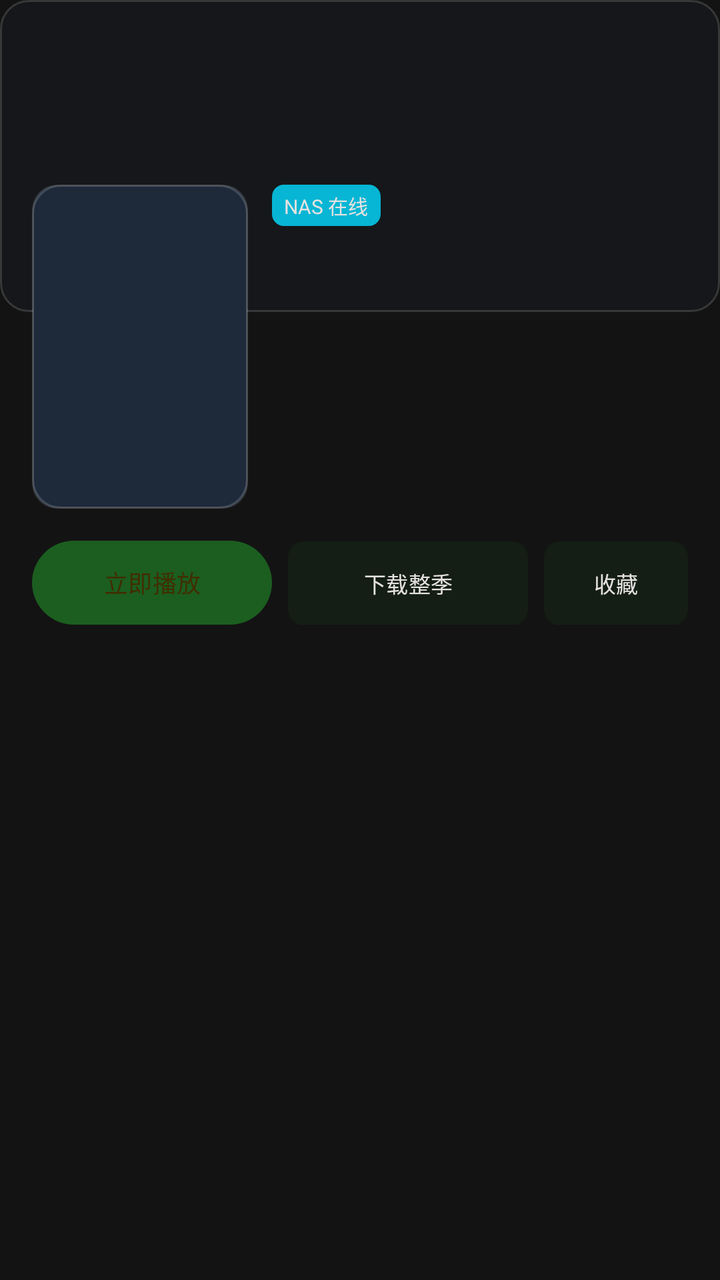
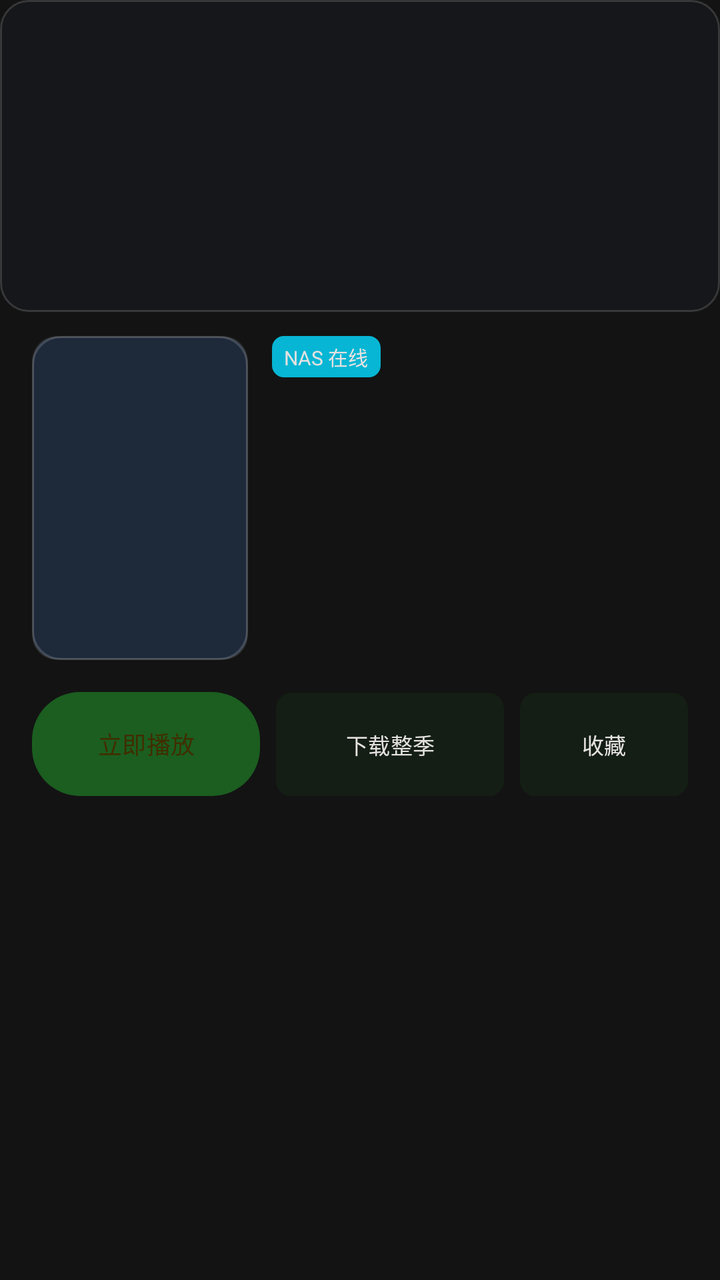

Two renders of the same Android screen: before a commit and after it. Below are the layout's source before the change and the commit's diff.
<!-- AndroidManifest.xml: another module's application theme Theme.YuanBaoTv -->
<!-- res/layout/activity_detail.xml -->
<?xml version="1.0" encoding="utf-8"?>
<androidx.core.widget.NestedScrollView xmlns:android="http://schemas.android.com/apk/res/android"
    xmlns:app="http://schemas.android.com/apk/res-auto"
    android:layout_width="match_parent"
    android:layout_height="match_parent"
    android:background="@color/tv_bg_dark"
    android:fillViewport="true"
    android:scrollbars="none">

    <LinearLayout
        android:layout_width="match_parent"
        android:layout_height="wrap_content"
        android:orientation="vertical"
        android:paddingBottom="24dp">

        <ImageView
            android:id="@+id/iv_backdrop"
            android:layout_width="match_parent"
            android:layout_height="156dp"
            android:scaleType="centerCrop"
            android:src="@drawable/bg_glass_card" />

        <LinearLayout
            android:id="@+id/layout_top_content"
            android:layout_width="match_parent"
            android:layout_height="wrap_content"
            android:layout_marginTop="-64dp"
            android:paddingHorizontal="16dp"
            android:orientation="horizontal">

            <ImageView
                android:id="@+id/iv_series_poster"
                android:layout_width="108dp"
                android:layout_height="162dp"
                android:background="@drawable/bg_tv_focus_ring"
                android:focusable="true"
                android:scaleType="centerCrop"
                android:src="@drawable/bg_glass_card" />

            <LinearLayout
                android:id="@+id/layout_meta"
                android:layout_width="0dp"
                android:layout_height="wrap_content"
                android:layout_marginStart="12dp"
                android:layout_weight="1"
                android:orientation="vertical">

                <TextView android:id="@+id/tv_nas_badge" android:layout_width="wrap_content" android:layout_height="wrap_content" android:background="@drawable/bg_badge_nas" android:paddingHorizontal="6dp" android:paddingVertical="3dp" android:text="@string/badge_nas_online" android:textColor="@color/tv_text_primary" android:textSize="10sp" />
                <TextView android:id="@+id/tv_title" android:layout_width="match_parent" android:layout_height="wrap_content" android:layout_marginTop="8dp" android:ellipsize="end" android:maxLines="2" android:textColor="@color/tv_text_primary" android:textSize="22sp" android:textStyle="bold" />
                <TextView android:id="@+id/tv_meta_tags" android:layout_width="match_parent" android:layout_height="wrap_content" android:layout_marginTop="6dp" android:ellipsize="end" android:maxLines="1" android:textColor="@color/tv_accent_cyan" android:textSize="11sp" />
                <TextView android:id="@+id/tv_desc" android:layout_width="match_parent" android:layout_height="wrap_content" android:layout_marginTop="8dp" android:ellipsize="end" android:maxLines="4" android:textColor="@color/tv_text_secondary" android:textSize="11sp" />
            </LinearLayout>
        </LinearLayout>

        <LinearLayout
            android:layout_width="match_parent"
            android:layout_height="wrap_content"
            android:layout_marginTop="16dp"
            android:paddingHorizontal="16dp"
            android:orientation="horizontal">
            <Button android:id="@+id/btn_play" android:layout_width="0dp" android:layout_height="42dp" android:layout_weight="1" android:background="@drawable/bg_hero_play_btn" android:text="@string/btn_play_now" android:textColor="@color/tv_hero_btn_text" android:textSize="12sp" />
            <Button android:id="@+id/btn_download_season" android:layout_width="0dp" android:layout_height="42dp" android:layout_marginStart="8dp" android:layout_weight="1" android:background="@drawable/bg_tv_button_focus" android:text="@string/btn_download_season" android:textColor="@color/tv_text_primary" android:textSize="11sp" />
            <Button android:id="@+id/btn_favorite" android:layout_width="72dp" android:layout_height="42dp" android:layout_marginStart="8dp" android:background="@drawable/bg_tv_button_focus" android:text="@string/btn_favorite" android:textColor="@color/tv_text_primary" android:textSize="11sp" />
        </LinearLayout>

        <HorizontalScrollView
            android:layout_width="match_parent"
            android:layout_height="42dp"
            android:layout_marginTop="18dp"
            android:paddingHorizontal="16dp"
            android:scrollbars="none">
            <LinearLayout android:id="@+id/ll_season_tabs" android:layout_width="wrap_content" android:layout_height="match_parent" android:gravity="center_vertical" android:orientation="horizontal" />
        </HorizontalScrollView>

        <androidx.recyclerview.widget.RecyclerView
            android:id="@+id/rv_episodes"
            android:layout_width="match_parent"
            android:layout_height="92dp"
            android:layout_marginTop="8dp"
            android:clipToPadding="false"
            android:orientation="horizontal"
            android:paddingStart="16dp"
            android:paddingEnd="16dp"
            android:scrollbars="none"
            app:layoutManager="androidx.recyclerview.widget.LinearLayoutManager" />
    </LinearLayout>
</androidx.core.widget.NestedScrollView>
<!-- resources referenced by this layout -->
<resources>
  <color name="tv_accent_cyan">#84F5E8</color>
  <color name="tv_bg_dark">#131313</color>
  <color name="tv_hero_btn_text">#412D00</color>
  <color name="tv_text_primary">#E5E2E1</color>
  <color name="tv_text_secondary">#D3C5AF</color>
  <!-- drawable bg_badge_nas (drawable) -->
  <?xml version="1.0" encoding="utf-8"?>
  <shape xmlns:android="http://schemas.android.com/apk/res/android"
      android:shape="rectangle">
      <solid android:color="@color/tv_badge_nas" />
      <corners android:radius="6dp" />
      <padding android:left="8dp" android:top="3dp" android:right="8dp" android:bottom="3dp" />
  </shape>
  <!-- drawable bg_glass_card (drawable) -->
  <?xml version="1.0" encoding="utf-8"?>
  <shape xmlns:android="http://schemas.android.com/apk/res/android"
      android:shape="rectangle">
      <solid android:color="@color/tv_bg_glass" />
      <stroke android:width="1dp" android:color="#26FFFFFF" />
      <corners android:radius="14dp" />
  </shape>
  <!-- drawable bg_tv_button_focus (drawable) -->
  <?xml version="1.0" encoding="utf-8"?>
  <selector xmlns:android="http://schemas.android.com/apk/res/android">
      <item android:state_focused="true">
          <shape android:shape="rectangle">
              <solid android:color="@color/tv_accent_blue" />
              <stroke android:width="2dp" android:color="@color/tv_focus_ring" />
              <corners android:radius="8dp" />
          </shape>
      </item>
      <item>
          <shape android:shape="rectangle">
              <solid android:color="#26FFFFFF" />
              <corners android:radius="8dp" />
          </shape>
      </item>
  </selector>
  <!-- drawable bg_tv_focus_ring (drawable) -->
  <?xml version="1.0" encoding="utf-8"?>
  <selector xmlns:android="http://schemas.android.com/apk/res/android">
      <item android:state_focused="true">
          <shape android:shape="rectangle">
              <solid android:color="#263B82F6" />
              <stroke android:width="3dp" android:color="@color/tv_focus_ring" />
              <corners android:radius="12dp" />
          </shape>
      </item>
      <item>
          <shape android:shape="rectangle">
              <solid android:color="@color/tv_bg_card" />
              <stroke android:width="1dp" android:color="#1AFFFFFF" />
              <corners android:radius="12dp" />
          </shape>
      </item>
  </selector>
  <string name="badge_nas_online">NAS 在线</string>
  <string name="btn_download_season">下载整季</string>
  <string name="btn_favorite">收藏</string>
  <string name="btn_play_now">立即播放</string>
  <style name="Theme.YuanBaoTv" parent="Theme.Material3.DayNight.NoActionBar">
          <item name="colorPrimary">@color/primary</item>
          <item name="colorOnPrimary">@color/on_primary</item>
          <item name="android:statusBarColor">@android:color/transparent</item>
          <item name="android:navigationBarColor">@android:color/transparent</item>
          <item name="android:windowLightStatusBar">true</item>
      </style>
  <color name="tv_badge_nas">#06B6D4</color>
  <color name="tv_bg_glass">#331E293B</color>
  <color name="tv_accent_blue">#38BDF8</color>
  <color name="tv_focus_ring">#84F5E8</color>
  <color name="tv_bg_card">#1E293B</color>
  <color name="primary">#1B5E20</color>
  <color name="on_primary">#FFFFFF</color>
  <!-- unchanged entries left out for length: 1 -->
</resources>

<!-- the commit's change to res/layout/activity_detail.xml (unified diff, before → after) -->
@@ -24,7 +24,7 @@
             android:id="@+id/layout_top_content"
             android:layout_width="match_parent"
             android:layout_height="wrap_content"
-            android:layout_marginTop="-64dp"
+            android:layout_marginTop="12dp"
             android:paddingHorizontal="16dp"
             android:orientation="horizontal">
 
@@ -58,9 +58,9 @@
             android:layout_marginTop="16dp"
             android:paddingHorizontal="16dp"
             android:orientation="horizontal">
-            <Button android:id="@+id/btn_play" android:layout_width="0dp" android:layout_height="42dp" android:layout_weight="1" android:background="@drawable/bg_hero_play_btn" android:text="@string/btn_play_now" android:textColor="@color/tv_hero_btn_text" android:textSize="12sp" />
-            <Button android:id="@+id/btn_download_season" android:layout_width="0dp" android:layout_height="42dp" android:layout_marginStart="8dp" android:layout_weight="1" android:background="@drawable/bg_tv_button_focus" android:text="@string/btn_download_season" android:textColor="@color/tv_text_primary" android:textSize="11sp" />
-            <Button android:id="@+id/btn_favorite" android:layout_width="72dp" android:layout_height="42dp" android:layout_marginStart="8dp" android:background="@drawable/bg_tv_button_focus" android:text="@string/btn_favorite" android:textColor="@color/tv_text_primary" android:textSize="11sp" />
+            <Button android:id="@+id/btn_play" android:layout_width="0dp" android:layout_height="52dp" android:layout_weight="1" android:background="@drawable/bg_hero_play_btn" android:maxLines="2" android:text="@string/btn_play_now" android:textColor="@color/tv_hero_btn_text" android:textSize="12sp" />
+            <Button android:id="@+id/btn_download_season" android:layout_width="0dp" android:layout_height="52dp" android:layout_marginStart="8dp" android:layout_weight="1" android:background="@drawable/bg_tv_button_focus" android:maxLines="2" android:text="@string/btn_download_season" android:textColor="@color/tv_text_primary" android:textSize="11sp" />
+            <Button android:id="@+id/btn_favorite" android:layout_width="84dp" android:layout_height="52dp" android:layout_marginStart="8dp" android:background="@drawable/bg_tv_button_focus" android:maxLines="2" android:text="@string/btn_favorite" android:textColor="@color/tv_text_primary" android:textSize="11sp" />
         </LinearLayout>
 
         <HorizontalScrollView
@@ -75,10 +75,11 @@
         <androidx.recyclerview.widget.RecyclerView
             android:id="@+id/rv_episodes"
             android:layout_width="match_parent"
-            android:layout_height="92dp"
+            android:layout_height="wrap_content"
             android:layout_marginTop="8dp"
             android:clipToPadding="false"
-            android:orientation="horizontal"
+            android:nestedScrollingEnabled="false"
+            android:orientation="vertical"
             android:paddingStart="16dp"
             android:paddingEnd="16dp"
             android:scrollbars="none"
<!-- resource entries referenced after the edit -->
@@ -65,7 +65,8 @@
           <item name="colorOnPrimary">@color/on_primary</item>
           <item name="android:statusBarColor">@android:color/transparent</item>
           <item name="android:navigationBarColor">@android:color/transparent</item>
-          <item name="android:windowLightStatusBar">true</item>
+          <item name="android:windowLightStatusBar">false</item>
+          <item name="buttonStyle">@style/Widget.YuanBaoTv.Button</item>
       </style>
   <color name="tv_badge_nas">#06B6D4</color>
   <color name="tv_bg_glass">#331E293B</color>
@@ -74,6 +75,11 @@
   <color name="tv_bg_card">#1E293B</color>
   <color name="primary">#1B5E20</color>
   <color name="on_primary">#FFFFFF</color>
+  <style name="Widget.YuanBaoTv.Button" parent="Widget.AppCompat.Button">
+          <item name="android:backgroundTint">@null</item>
+          <item name="backgroundTint">@null</item>
+          <item name="android:textAllCaps">false</item>
+      </style>
   <!-- unchanged entries left out for length: 1 -->
 </resources>
 
